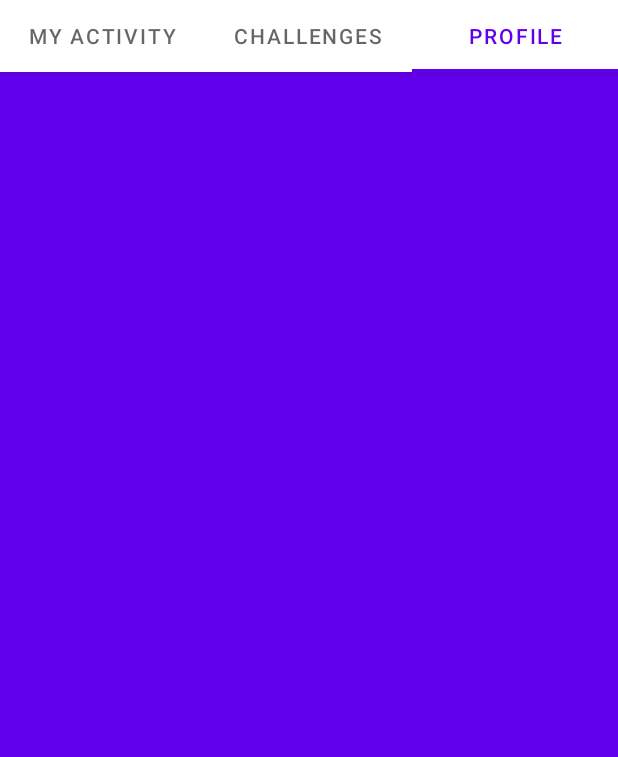
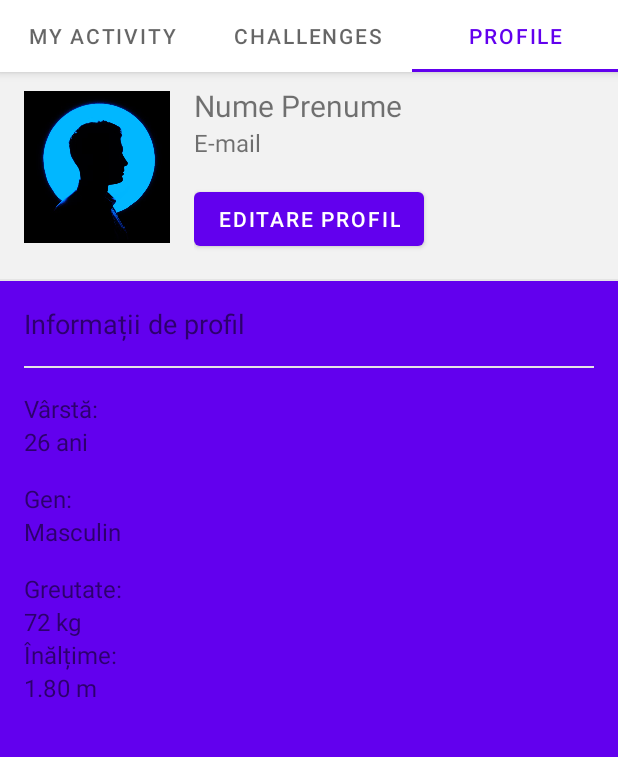
Before and after one commit to CatalinButacu/Pedometer, an Android app: the screen it shows after launch (MainActivity), tab 3 chosen, on a phone screen of 412 x 824 dp, the part 89-846 px from its top. Run offline under Robolectric (Android 15) with nearby library versions, the light colour scheme and no system bars.

Commit message:
Implementare alternare pagini aplicatie

```diff
--- a/app/src/main/java/com/mypedometer/pip/pedometer/MainActivity.java
+++ b/app/src/main/java/com/mypedometer/pip/pedometer/MainActivity.java
@@ -24,34 +24,6 @@ import java.util.Calendar;
 public class MainActivity extends AppCompatActivity {
 
     private ActivityMainBinding binding;
-    private final int STEPS = 5000;
-
-    private final double CALORIES = 10.3;
-    private String MSGCALORIES = CALORIES + "  Kcal";
-
-    private final double DISTANCE = 39;
-    private String MSGDISTANCE = DISTANCE + "  m";
-
-    private final int TIME = 3;
-    private String MSGTIME = TIME + "  min";
-
-    private final int SPEED = 1;
-    private String MSGSPEED = SPEED + "  Km/h";
-
-    private final int DAILYAVERAGE = 3000;
-    private String MSGDAILYAVERAGE = "Daily average: " + DAILYAVERAGE;
-
-    Calendar calendar = Calendar.getInstance();
-    SimpleDateFormat dateFormat = new SimpleDateFormat("MMM dd");
-    String Date = dateFormat.format(calendar.getTime());
-    private final int GOAL = 10000;
-    private final int MONDAY = 10;
-    private final int TUESDAY = 60;
-    private final int WEDNESDAY = 80;
-    private final int THURSDAY = 30;
-    private final int FRIDAY = 50;
-    private final int SATURDAY = 50;
-    private final int SUNDAY = 100;
 
     @Override
     protected void onCreate(Bundle savedInstanceState) {
@@ -63,66 +35,9 @@ public class MainActivity extends AppCompatActivity {
         SectionsPagerAdapter sectionsPagerAdapter = new SectionsPagerAdapter(this, getSupportFragmentManager());
         ViewPager viewPager = binding.viewPager;
         viewPager.setAdapter(sectionsPagerAdapter);
+
         TabLayout tabs = binding.tabs;
         tabs.setupWithViewPager(viewPager);
 
-        //afisez data curenta dateFormat
-        TextView textData = findViewById(R.id.currentDate);
-        textData.setText(Date);
-
-        // afisez pasii in textView-ul pt steps
-        TextView textPasi = findViewById(R.id.steps);
-        textPasi.setText(Integer.toString(STEPS));
-
-        //detalii progress bar
-        ProgressBar pBar = findViewById(R.id.progressBar);
-        pBar.setProgress(STEPS*100/GOAL);
-
-        //afisare detalii progress bar
-        TextView infoPBar = findViewById(R.id.infoProgressBar);
-        infoPBar.setText(STEPS + "/" + GOAL);
-
-
-        // afisez in textView-ul pt calorii mesajul MSGCALORIES
-        TextView textCalories = findViewById(R.id.Calories);
-        textCalories.setText(MSGCALORIES);
-
-        // afisez in textView-ul pt distanta mesajul MSGDISTANCE
-        TextView textDistancce = findViewById(R.id.Distance);
-        textDistancce.setText(MSGDISTANCE);
-
-        // afisez in textView-ul pt timp mesajul MSGTIME
-        TextView textTime = findViewById(R.id.Time);
-        textTime.setText(MSGTIME);
-
-        // afisez in textView-ul pt speed mesajul MSGSPEED
-        TextView textSpeed = findViewById(R.id.Speed);
-        textSpeed.setText(MSGSPEED);
-
-        // afisez in textView-ul pt daile average mesajul MSGDAILYAVERAGE
-        TextView textDailyAverage = findViewById(R.id.dailyAverage);
-        textDailyAverage.setText(MSGDAILYAVERAGE);
-
-        //setez progresul pentru fiecare zi
-        ProgressBar mon = findViewById(R.id.monday);
-        mon.setProgress(MONDAY);
-
-        ProgressBar tue = findViewById(R.id.tuesday);
-        tue.setProgress(TUESDAY);
-
-        ProgressBar wed = findViewById(R.id.wednesday);
-        wed.setProgress(WEDNESDAY);
-
-        ProgressBar thu = findViewById(R.id.thursday);
-        thu.setProgress(THURSDAY);
-
-        ProgressBar fri = findViewById(R.id.friday);
-        fri.setProgress(FRIDAY);
-
-        ProgressBar sat = findViewById(R.id.saturday);
-        sat.setProgress(SATURDAY);
-
-        ProgressBar sun = findViewById(R.id.sunday);
-        sun.setProgress(SUNDAY);
     }
 }
--- /dev/null
+++ b/app/src/main/java/com/mypedometer/pip/pedometer/ui/main/ChallengeFragment.java
@@ -0,0 +1,26 @@
+package com.mypedometer.pip.pedometer.ui.main;
+
+import android.os.Bundle;
+import android.view.LayoutInflater;
+import android.view.View;
+import android.view.ViewGroup;
+
+import androidx.fragment.app.Fragment;
+
+import com.mypedometer.pip.pedometer.R;
+
+public class ChallengeFragment extends Fragment {
+
+    public ChallengeFragment() {
+        // Required empty public constructor
+    }
+
+    @Override
+    public View onCreateView(LayoutInflater inflater, ViewGroup container,
+                             Bundle savedInstanceState) {
+        // Inflate the layout for this fragment
+        View view = inflater.inflate(R.layout.challenge_layout, container, false);
+        // TODO: initialize views and data
+        return view;
+    }
+}
--- a/app/src/main/java/com/mypedometer/pip/pedometer/ui/main/PageViewModel.java
+++ b/app/src/main/java/com/mypedometer/pip/pedometer/ui/main/PageViewModel.java
@@ -1,6 +1,6 @@
 package com.mypedometer.pip.pedometer.ui.main;
 
-import androidx.arch.core.util.Function;
+import androidx.fragment.app.Fragment;
 import androidx.lifecycle.LiveData;
 import androidx.lifecycle.MutableLiveData;
 import androidx.lifecycle.Transformations;
@@ -8,18 +8,12 @@ import androidx.lifecycle.ViewModel;
 
 public class PageViewModel extends ViewModel {
 
-    private MutableLiveData<Integer> mIndex = new MutableLiveData<>();
-    private LiveData<String> mText = Transformations.map(mIndex, new Function<Integer, String>() {
-        @Override
-        public String apply(Integer input) {
-            switch (input)
-            {
-                case 1: return "Tab1";
-                case 2: return "Bine ai venit pe pagina de challenge!!";
-                case 3: return "Bine ai venit pe pagina profilului tau!!";
-                default: return "404 - Nu avem nimic sa-ti aratam :<<";
-            }
-            //return "Hello world from section: " + input;
+    private final MutableLiveData<Integer> mIndex = new MutableLiveData<>();
+    private final LiveData<Fragment> mFragment = Transformations.switchMap(mIndex, input -> {
+        switch (input) {
+            case 1:   return new MutableLiveData<>(new StatusFragment());
+            case 2:   return new MutableLiveData<>(new ChallengeFragment());
+            default:  return new MutableLiveData<>(new ProfileFragment());
         }
     });
 
@@ -27,7 +21,7 @@ public class PageViewModel extends ViewModel {
         mIndex.setValue(index);
     }
 
-    public LiveData<String> getText() {
-        return mText;
+    public LiveData<Fragment> getFragment() {
+        return mFragment;
     }
 }
--- a/app/src/main/java/com/mypedometer/pip/pedometer/ui/main/PlaceholderFragment.java
+++ b/app/src/main/java/com/mypedometer/pip/pedometer/ui/main/PlaceholderFragment.java
@@ -4,15 +4,11 @@ import android.os.Bundle;
 import android.view.LayoutInflater;
 import android.view.View;
 import android.view.ViewGroup;
-import android.widget.TextView;
 
-import androidx.annotation.Nullable;
 import androidx.annotation.NonNull;
 import androidx.fragment.app.Fragment;
-import androidx.lifecycle.Observer;
 import androidx.lifecycle.ViewModelProvider;
 
-import com.mypedometer.pip.pedometer.R;
 import com.mypedometer.pip.pedometer.databinding.FragmentMainBinding;
 
 /**
@@ -25,8 +21,8 @@ public class PlaceholderFragment extends Fragment {
     private PageViewModel pageViewModel;
     private FragmentMainBinding binding;
 
-    public static PlaceholderFragment newInstance(int index) {
-        PlaceholderFragment fragment = new PlaceholderFragment();
+    public static Fragment newInstance(int index) {
+        Fragment fragment = new Fragment();
         Bundle bundle = new Bundle();
         bundle.putInt(ARG_SECTION_NUMBER, index);
         fragment.setArguments(bundle);
@@ -45,19 +41,13 @@ public class PlaceholderFragment extends Fragment {
     }
 
     @Override
-    public View onCreateView(
-            @NonNull LayoutInflater inflater, ViewGroup container,
-            Bundle savedInstanceState) {
+    public View onCreateView(@NonNull LayoutInflater inflater, ViewGroup container, Bundle savedInstanceState) {
 
         binding = FragmentMainBinding.inflate(inflater, container, false);
         View root = binding.getRoot();
-
-        final TextView textView = binding.sectionLabel;
-        pageViewModel.getText().observe(getViewLifecycleOwner(), new Observer<String>() {
-            @Override
-            public void onChanged(@Nullable String s) {
-                textView.setText(s);
-            }
+        pageViewModel.getFragment().observe(getViewLifecycleOwner(), fragment -> {
+            assert fragment != null;
+            getChildFragmentManager().beginTransaction().replace(com.mypedometer.pip.pedometer.R.id.view_pager, fragment).commit();
         });
         return root;
     }
@@ -67,4 +57,5 @@ public class PlaceholderFragment extends Fragment {
         super.onDestroyView();
         binding = null;
     }
+
 }
--- a/app/src/main/java/com/mypedometer/pip/pedometer/ui/main/SectionsPagerAdapter.java
+++ b/app/src/main/java/com/mypedometer/pip/pedometer/ui/main/SectionsPagerAdapter.java
@@ -2,7 +2,7 @@ package com.mypedometer.pip.pedometer.ui.main;
 
 import android.content.Context;
 
-import androidx.annotation.Nullable;
+import androidx.annotation.LayoutRes;
 import androidx.annotation.StringRes;
 import androidx.fragment.app.Fragment;
 import androidx.fragment.app.FragmentManager;
@@ -18,6 +18,9 @@ public class SectionsPagerAdapter extends FragmentPagerAdapter {
 
     @StringRes
     private static final int[] TAB_TITLES = new int[]{R.string.tab_text_1, R.string.tab_text_2,R.string.tab_text_3};
+    @LayoutRes
+    private static final int[] LAYOUT_IDS = new int[]{R.layout.status_layout, R.layout.challenge_layout, R.layout.profile_layout};
+
     private final Context mContext;
 
     public SectionsPagerAdapter(Context context, FragmentManager fm) {
@@ -27,12 +30,22 @@ public class SectionsPagerAdapter extends FragmentPagerAdapter {
 
     @Override
     public Fragment getItem(int position) {
-        // getItem is called to instantiate the fragment for the given page.
-        // Return a PlaceholderFragment (defined as a static inner class below).
-        return PlaceholderFragment.newInstance(position + 1);
+        Fragment fragment = null;
+        switch (position) {
+            case 0:
+                fragment = new StatusFragment();
+                break;
+            case 1:
+                fragment = new ChallengeFragment();
+                break;
+            case 2:
+                fragment = new ProfileFragment();
+                break;
+        }
+        return fragment;
+        //return PlaceholderFragment.newInstance(LAYOUT_IDS[position]);
     }
 
-    @Nullable
     @Override
     public CharSequence getPageTitle(int position) {
         return mContext.getResources().getString(TAB_TITLES[position]);
@@ -40,6 +53,6 @@ public class SectionsPagerAdapter extends FragmentPagerAdapter {
 
     @Override
     public int getCount() {
-        return 3; // Show number of total pages
+        return LAYOUT_IDS.length; // Show number of total pages
     }
 }
--- /dev/null
+++ b/app/src/main/java/com/mypedometer/pip/pedometer/ui/main/StatusFragment.java
@@ -0,0 +1,121 @@
+package com.mypedometer.pip.pedometer.ui.main;
+
+import android.os.Bundle;
+import android.view.LayoutInflater;
+import android.view.View;
+import android.view.ViewGroup;
+import androidx.fragment.app.Fragment;
+import com.mypedometer.pip.pedometer.R;
+
+import java.text.SimpleDateFormat;
+import java.util.Calendar;
+
+public class StatusFragment extends Fragment {
+
+    public StatusFragment() {
+        // Required empty public constructor
+    }
+
+    @Override
+    public View onCreateView(LayoutInflater inflater, ViewGroup container,
+                             Bundle savedInstanceState) {
+        // Inflate the layout for this fragment
+        View view = inflater.inflate(R.layout.status_layout, container, false);
+        // TODO: initialize views and data
+        /*
+         * modification from main for first fragment
+         *
+        private final int STEPS = 5000;
+
+        private final double CALORIES = 10.3;
+        private String MSGCALORIES = CALORIES + "  Kcal";
+
+        private final double DISTANCE = 39;
+        private String MSGDISTANCE = DISTANCE + "  m";
+
+        private final int TIME = 3;
+        private String MSGTIME = TIME + "  min";
+
+        private final int SPEED = 1;
+        private String MSGSPEED = SPEED + "  Km/h";
+
+        private final int DAILYAVERAGE = 3000;
+        private String MSGDAILYAVERAGE = "Daily average: " + DAILYAVERAGE;
+
+        Calendar calendar = Calendar.getInstance();
+        SimpleDateFormat dateFormat = new SimpleDateFormat("MMM dd");
+        String Date = dateFormat.format(calendar.getTime());
+        private final int GOAL = 10000;
+        private final int MONDAY = 10;
+        private final int TUESDAY = 60;
+        private final int WEDNESDAY = 80;
+        private final int THURSDAY = 30;
+        private final int FRIDAY = 50;
+        private final int SATURDAY = 50;
+        private final int SUNDAY = 100;
+
+
+
+        //afisez data curenta dateFormat
+        TextView textData = findViewById(R.id.currentDate);
+        textData.setText(Date);
+
+        // afisez pasii in textView-ul pt steps
+        TextView textPasi = findViewById(R.id.steps);
+        textPasi.setText(Integer.toString(STEPS));
+
+        //detalii progress bar
+        ProgressBar pBar = findViewById(R.id.progressBar);
+        pBar.setProgress(STEPS*100/GOAL);
+
+        //afisare detalii progress bar
+        TextView infoPBar = findViewById(R.id.infoProgressBar);
+        infoPBar.setText(STEPS + "/" + GOAL);
+
+
+        // afisez in textView-ul pt calorii mesajul MSGCALORIES
+        TextView textCalories = findViewById(R.id.Calories);
+        textCalories.setText(MSGCALORIES);
+
+        // afisez in textView-ul pt distanta mesajul MSGDISTANCE
+        TextView textDistancce = findViewById(R.id.Distance);
+        textDistancce.setText(MSGDISTANCE);
+
+        // afisez in textView-ul pt timp mesajul MSGTIME
+        TextView textTime = findViewById(R.id.Time);
+        textTime.setText(MSGTIME);
+
+        // afisez in textView-ul pt speed mesajul MSGSPEED
+        TextView textSpeed = findViewById(R.id.Speed);
+        textSpeed.setText(MSGSPEED);
+
+        // afisez in textView-ul pt daile average mesajul MSGDAILYAVERAGE
+        TextView textDailyAverage = findViewById(R.id.dailyAverage);
+        textDailyAverage.setText(MSGDAILYAVERAGE);
+
+        //setez progresul pentru fiecare zi
+        ProgressBar mon = findViewById(R.id.monday);
+        mon.setProgress(MONDAY);
+
+        ProgressBar tue = findViewById(R.id.tuesday);
+        tue.setProgress(TUESDAY);
+
+        ProgressBar wed = findViewById(R.id.wednesday);
+        wed.setProgress(WEDNESDAY);
+
+        ProgressBar thu = findViewById(R.id.thursday);
+        thu.setProgress(THURSDAY);
+
+        ProgressBar fri = findViewById(R.id.friday);
+        fri.setProgress(FRIDAY);
+
+        ProgressBar sat = findViewById(R.id.saturday);
+        sat.setProgress(SATURDAY);
+
+        ProgressBar sun = findViewById(R.id.sunday);
+        sun.setProgress(SUNDAY);
+        */
+
+        return view;
+    }
+}
--- /dev/null
+++ b/app/src/main/res/layout/profile_layout.xml
@@ -0,0 +1,130 @@
+<?xml version="1.0" encoding="utf-8"?>
+<RelativeLayout xmlns:android="http://schemas.android.com/apk/res/android"
+    android:layout_width="match_parent"
+    android:layout_height="match_parent"
+    android:orientation="vertical"
+    android:paddingTop="100dp">
+
+    <LinearLayout
+        android:layout_width="match_parent"
+        android:layout_height="match_parent"
+        android:orientation="vertical">
+
+        <LinearLayout
+            android:layout_width="match_parent"
+            android:layout_height="wrap_content"
+            android:background="#F2F2F2"
+            android:orientation="horizontal"
+            android:padding="16dp">
+
+            <ImageView
+                android:layout_width="97dp"
+                android:layout_height="109dp"
+                android:src="@drawable/profile" />
+
+            <LinearLayout
+                android:layout_width="match_parent"
+                android:layout_height="wrap_content"
+                android:layout_marginStart="16dp"
+                android:orientation="vertical">
+
+                <TextView
+                    android:layout_width="wrap_content"
+                    android:layout_height="wrap_content"
+                    android:text="Nume Prenume"
+                    android:textSize="20sp" />
+
+                <TextView
+                    android:layout_width="wrap_content"
+                    android:layout_height="wrap_content"
+                    android:text="E-mail"
+                    android:textSize="16sp" />
+
+                <Button
+                    android:layout_width="wrap_content"
+                    android:layout_height="wrap_content"
+                    android:layout_marginTop="16dp"
+                    android:text="Editare Profil" />
+
+            </LinearLayout>
+
+        </LinearLayout>
+
+        <View
+            android:layout_width="match_parent"
+            android:layout_height="1dp"
+            android:background="#E5E5E5" />
+
+        <LinearLayout
+            android:layout_width="match_parent"
+            android:layout_height="wrap_content"
+            android:orientation="vertical"
+            android:padding="16dp">
+
+            <TextView
+                android:layout_width="wrap_content"
+                android:layout_height="wrap_content"
+                android:text="Informații de profil"
+                android:textSize="18sp" />
+
+            <View
+                android:layout_width="match_parent"
+                android:layout_height="1dp"
+                android:layout_marginTop="16dp"
+                android:layout_marginBottom="16dp"
+                android:background="#E5E5E5" />
+
+            <TextView
+                android:layout_width="wrap_content"
+                android:layout_height="wrap_content"
+                android:text="Vârstă:"
+                android:textSize="16sp" />
+
+            <TextView
+                android:layout_width="wrap_content"
+                android:layout_height="wrap_content"
+                android:layout_marginBottom="16dp"
+                android:text="26 ani"
+                android:textSize="16sp" />
+
+            <TextView
+                android:layout_width="wrap_content"
+                android:layout_height="wrap_content"
+                android:text="Gen:"
+                android:textSize="16sp" />
+
+            <TextView
+                android:layout_width="wrap_content"
+                android:layout_height="wrap_content"
+                android:layout_marginBottom="16dp"
+                android:text="Masculin"
+                android:textSize="16sp" />
+
+            <TextView
+                android:layout_width="wrap_content"
+                android:layout_height="wrap_content"
+                android:text="Greutate:"
+                android:textSize="16sp" />
+
+            <TextView
+                android:layout_width="wrap_content"
+                android:layout_height="wrap_content"
+                android:text="72 kg"
+                android:textSize="16sp" />
+
+            <TextView
+                android:layout_width="wrap_content"
+                android:layout_height="wrap_content"
+                android:text="Înălțime:"
+                android:textSize="16sp" />
+
+            <TextView
+                android:layout_width="wrap_content"
+                android:layout_height="wrap_content"
+                android:layout_marginBottom="16dp"
+                android:text="1.80 m"
+                android:textSize="16sp" />
+
+        </LinearLayout>
+    </LinearLayout>
+</RelativeLayout>
--- a/app/src/main/res/layout/my_activity.xml
+++ b/app/src/main/res/layout/status_layout.xml
@@ -1,7 +1,8 @@
 <?xml version="1.0" encoding="utf-8"?>
 <androidx.constraintlayout.widget.ConstraintLayout xmlns:android="http://schemas.android.com/apk/res/android"
     android:layout_width="match_parent"
-    android:layout_height="match_parent">
+    android:layout_height="match_parent"
+    android:id="@+id/page1">
 
     <RelativeLayout
         android:layout_width="match_parent"
```
Also changed, not shown: app/src/main/java/com/mypedometer/pip/pedometer/ui/main/ProfileFragment.java (added, +26 -0 lines), app/src/main/res/layout/challenge_layout.xml (added, +106 -0 lines), app/src/main/res/drawable/challenge.png (added), app/src/main/res/drawable/profile.png (added), app/src/main/res/drawable/profile_wide.jpg (added), 1 other file.
